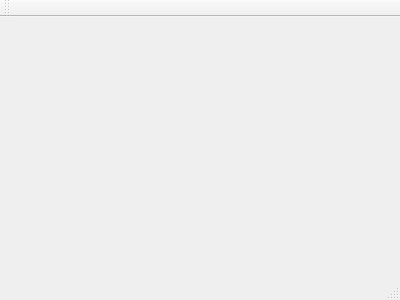
FarhadProfessional/WiFi, file mainwindow.ui: the form before one commit.
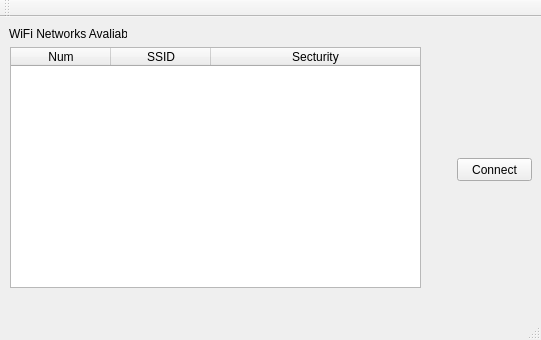
The form after the commit.

Commit message: Use QNetworkConfiguration, find all WiFi available and show in UI. connect signal onlineStateChanged to a slot.

```diff
--- a/mainwindow.ui
+++ b/mainwindow.ui
@@ -1,24 +1,107 @@
 <ui version="4.0">
  <class>MainWindow</class>
- <widget class="QMainWindow" name="MainWindow" >
-  <property name="geometry" >
+ <widget class="QMainWindow" name="MainWindow">
+  <property name="geometry">
    <rect>
     <x>0</x>
     <y>0</y>
-    <width>400</width>
-    <height>300</height>
+    <width>541</width>
+    <height>340</height>
    </rect>
   </property>
   <property name="windowTitle" >
    <string>MainWindow</string>
   </property>
-  <widget class="QMenuBar" name="menuBar" />
-  <widget class="QToolBar" name="mainToolBar" />
-  <widget class="QWidget" name="centralWidget" />
-  <widget class="QStatusBar" name="statusBar" />
+  <widget class="QWidget" name="centralWidget">
+   <widget class="QLabel" name="label">
+    <property name="geometry">
+     <rect>
+      <x>9</x>
+      <y>9</y>
+      <width>118</width>
+      <height>16</height>
+     </rect>
+    </property>
+    <property name="text">
+     <string>WiFi Networks Avaliable:</string>
+    </property>
+   </widget>
+   <widget class="QPushButton" name="btnConnect">
+    <property name="geometry">
+     <rect>
+      <x>457</x>
+      <y>141</y>
+      <width>75</width>
+      <height>23</height>
+     </rect>
+    </property>
+    <property name="text">
+     <string>Connect</string>
+    </property>
+   </widget>
+   <widget class="QTreeWidget" name="treeWidgetWiFis">
+    <property name="geometry">
+     <rect>
+      <x>10</x>
+      <y>30</y>
+      <width>411</width>
+      <height>241</height>
+     </rect>
+    </property>
+    <column>
+     <property name="text">
+      <string>Num</string>
+     </property>
+     <property name="font">
+      <font>
+       <weight>50</weight>
+       <bold>false</bold>
+       <stylestrategy>PreferDefault</stylestrategy>
+      </font>
+     </property>
+     <property name="textAlignment">
+      <set>AlignCenter</set>
+     </property>
+    </column>
+    <column>
+     <property name="text">
+      <string>SSID</string>
+     </property>
+     <property name="textAlignment">
+      <set>AlignCenter</set>
+     </property>
+    </column>
+    <column>
+     <property name="text">
+      <string>Secturity</string>
+     </property>
+     <property name="textAlignment">
+      <set>AlignCenter</set>
+     </property>
+    </column>
+   </widget>
+  </widget>
+  <widget class="QMenuBar" name="menuBar">
+   <property name="geometry">
+    <rect>
+     <x>0</x>
+     <y>0</y>
+     <width>541</width>
+     <height>21</height>
+    </rect>
+   </property>
+  </widget>
+  <widget class="QToolBar" name="mainToolBar">
+   <attribute name="toolBarArea">
+    <enum>TopToolBarArea</enum>
+   </attribute>
+   <attribute name="toolBarBreak">
+    <bool>false</bool>
+   </attribute>
+  </widget>
+  <widget class="QStatusBar" name="statusBar"/>
  </widget>
- <layoutDefault spacing="6" margin="11" />
- <pixmapfunction></pixmapfunction>
+ <layoutdefault spacing="6" margin="11"/>
  <resources/>
  <connections/>
 </ui>
```
Left out of the diff: 3 changed lines with no effect on the pictures. The commit also changes 3 other files.
